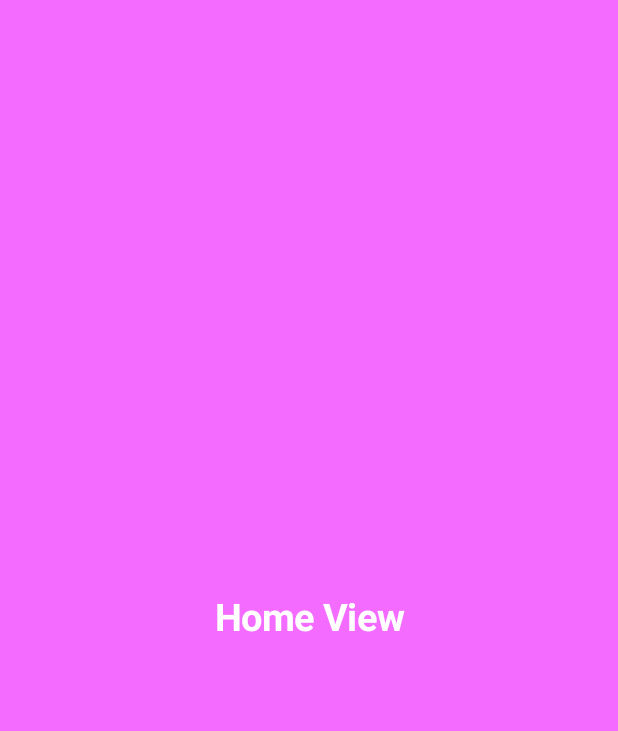
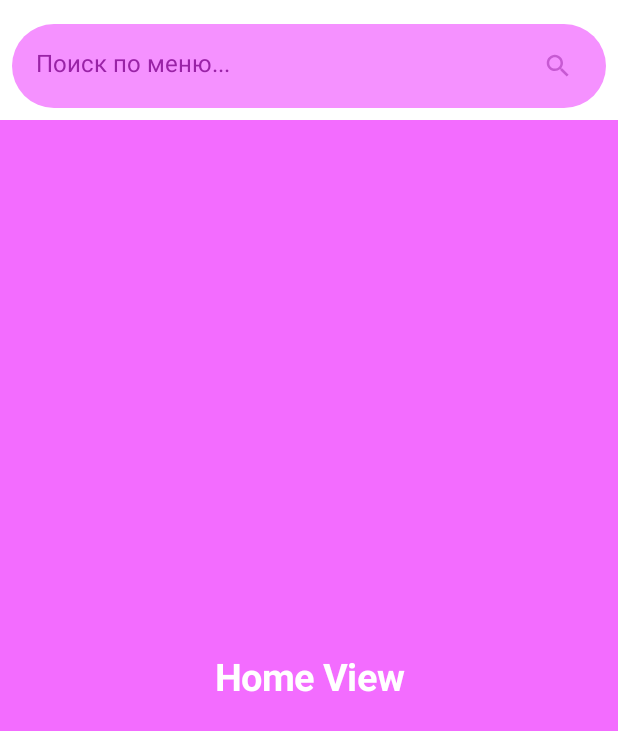
Before and after one commit to Vexrina/MAD_WS_P, an Android app built with Jetpack Compose: the composable HomeScreen shown on its own in the app's theme, on a phone screen of 412 x 824 dp. Shown: the top 731 px of the screen. Run offline under Robolectric (Android 15) with nearby library versions, the phone set to English and light mode, and no system bars; our stand-ins replace Dagger/Hilt's generated code.

Commit message:
Added search View

```diff
--- /dev/null
+++ b/shushufood/app/src/main/java/com/example/shushufood/ui/components/TextSearch.kt
@@ -0,0 +1,68 @@
+package com.example.shushufood.ui.components
+
+import android.graphics.drawable.Icon
+import androidx.compose.foundation.shape.RoundedCornerShape
+import androidx.compose.material.Text
+import androidx.compose.foundation.Image
+import androidx.compose.foundation.layout.padding
+import androidx.compose.material.Icon
+
+import androidx.compose.material.TextField
+import androidx.compose.material.TextFieldDefaults
+import androidx.compose.material.icons.Icons
+import androidx.compose.material.icons.filled.Search
+import androidx.compose.runtime.Composable
+import androidx.compose.ui.Modifier
+import androidx.compose.ui.graphics.Color
+import androidx.compose.ui.res.painterResource
+import androidx.compose.ui.text.Placeholder
+import androidx.compose.ui.text.TextStyle
+import androidx.compose.ui.text.input.TextFieldValue
+import androidx.compose.ui.tooling.preview.Preview
+import androidx.compose.ui.unit.dp
+import androidx.compose.ui.unit.sp
+import androidx.lifecycle.MutableLiveData
+import com.example.shushufood.R
+import com.example.shushufood.ui.theme.AppTheme
+import com.example.shushufood.ui.theme.Inika
+
+@Composable
+fun TextSearch(
+    query: String,
+    onQueryChange: (String) -> Unit,
+    modifier: Modifier = Modifier,
+    placeholder: String,
+){
+    TextField(
+        value =query,
+        onValueChange = onQueryChange,
+        placeholder = {
+            Text(
+                text = placeholder,
+                fontFamily = Inika,
+                style = TextStyle(
+                    color = AppTheme.colors.primaryTextColor,
+                    fontSize = 16.sp
+                )
+
+            )
+        },
+        modifier = modifier,
+        shape = RoundedCornerShape(100 ),
+        trailingIcon = {
+            Icon(
+                painter = painterResource(id = R.drawable.ic_search),
+                contentDescription = "search",
+                modifier = Modifier.padding(top = 8.dp, bottom = 8.dp, end = 16.dp),
+                tint = AppTheme.colors.searchIconColor,
+            )
+        },
+        colors = TextFieldDefaults.textFieldColors(
+            focusedIndicatorColor = Color.Transparent,
+            disabledIndicatorColor = Color.Transparent,
+            unfocusedIndicatorColor = Color.Transparent,
+            backgroundColor = AppTheme.colors.searchBarColor,
+            textColor = AppTheme.colors.primaryTextColor
+        )
+    )
+}
--- a/shushufood/app/src/main/java/com/example/shushufood/ui/screens/ContentScreen.kt
+++ b/shushufood/app/src/main/java/com/example/shushufood/ui/screens/ContentScreen.kt
@@ -1,9 +1,7 @@
 package com.example.shushufood.ui.screens
 
 import androidx.compose.foundation.background
-import androidx.compose.foundation.layout.Column
-import androidx.compose.foundation.layout.fillMaxSize
-import androidx.compose.foundation.layout.wrapContentSize
+import androidx.compose.foundation.layout.*
 import androidx.compose.foundation.lazy.LazyColumn
 import androidx.compose.material.Text
 import androidx.compose.runtime.Composable
@@ -13,25 +11,42 @@ import androidx.compose.ui.graphics.Color
 import androidx.compose.ui.res.colorResource
 import androidx.compose.ui.text.font.FontWeight
 import androidx.compose.ui.text.style.TextAlign
+import androidx.compose.ui.unit.dp
 import androidx.compose.ui.unit.sp
+import com.example.shushufood.ui.components.TextSearch
 import com.example.shushufood.ui.theme.AppTheme
 
 @Composable
 fun HomeScreen() {
-    Column(
+    Column {
+        TextSearch(
+            query = "",
+            onQueryChange = {},
+            placeholder = "Поиск по меню...",
+            modifier = Modifier
+                .padding(start = 8.dp, end = 8.dp, top = 16.dp, bottom = 8.dp)
+                .fillMaxWidth()
+        )
+
+        LazyColumn(
             modifier = Modifier
                 .fillMaxSize()
                 .background(AppTheme.colors.primaryBackground)
                 .wrapContentSize(Alignment.Center)
         ) {
+
+
+            item {
                 Text(
                     text = "Home View",
                     fontWeight = FontWeight.Bold,
                     color = Color.White,
-            modifier = Modifier.align(Alignment.CenterHorizontally),
+//                modifier = Modifier.align(Alignment.CenterHorizontally),
                     textAlign = TextAlign.Center,
                     fontSize = 25.sp
                 )
+            }
+        }
     }
 }
 
--- a/shushufood/app/src/main/java/com/example/shushufood/ui/screens/login/LoginViewModel.kt
+++ b/shushufood/app/src/main/java/com/example/shushufood/ui/screens/login/LoginViewModel.kt
@@ -63,7 +63,7 @@ class LoginViewModel @Inject constructor(): ViewModel(), EventHandler<LoginEvent
     private fun loginClicked(){
         viewModelScope.launch(Dispatchers.IO){
             _viewState.postValue(_viewState.value?.copy(isProgress = true))
-            delay(3000)
+            //delay(3000)
             _viewState.postValue(_viewState.value?.copy(isProgress = false, loginAction = LoginAction.OpenDashBoard("qwerty")))
 
         }
--- /dev/null
+++ b/shushufood/app/src/main/java/com/example/shushufood/ui/screens/menu_search/models/SearchEvent.kt
@@ -0,0 +1,5 @@
+package com.example.shushufood.ui.screens.menu_search.models
+
+sealed class SearchEvent {
+    data class QueryChanged(val value: String) : SearchEvent()
+}
--- a/shushufood/app/src/main/java/com/example/shushufood/ui/screens/splash/SplashScreen.kt
+++ b/shushufood/app/src/main/java/com/example/shushufood/ui/screens/splash/SplashScreen.kt
@@ -21,9 +21,8 @@ fun SplashScreen(navController: NavController){
             modifier = Modifier
                 .fillMaxSize()
         )
-
-    Thread.sleep(3000)
+    //Thread.sleep(3000)
    LaunchedEffect(key1 = Unit, block ={
-        navController.navigate(NavigationTree.Login.name)
+        navController.navigate(NavigationTree.Login.name)//Main to Login when finish
     })
 }
--- a/shushufood/app/src/main/java/com/example/shushufood/ui/theme/Color.kt
+++ b/shushufood/app/src/main/java/com/example/shushufood/ui/theme/Color.kt
@@ -9,8 +9,10 @@ data class Colors(
     val primaryTextColor: Color,
     val systemButtonsColor: Color,
     val eclipseIndicatorColor1: Color,
+    val searchIconColor: Color,
     val eclipseIndicatorColor2: Color,
-    val actionTextColor: Color
+    val actionTextColor: Color,
+    val searchBarColor: Color,
 )
 
 val lightPalette = Colors(
@@ -18,6 +20,8 @@ val lightPalette = Colors(
     secondaryBackground = Color(0xffF7AEFF),
     systemButtonsColor = Color(0xFF000000),
     primaryTextColor = Color(0xFF9923A6),
+    searchIconColor = Color(0x809923A6),
+    searchBarColor = Color(0xffF591FF),
     headerTextColor = Color(0xFFF16CFF),
     eclipseIndicatorColor2 = Color(0xFFB76DBF),
     eclipseIndicatorColor1 = Color(0xFFF7AEFF),
--- /dev/null
+++ b/shushufood/app/src/main/res/drawable/ic_search.xml
@@ -0,0 +1,5 @@
+<vector android:height="20dp" android:tint="#000000"
+    android:viewportHeight="24" android:viewportWidth="24"
+    android:width="20dp" xmlns:android="http://schemas.android.com/apk/res/android">
+    <path android:fillColor="@android:color/white" android:pathData="M15.5,14h-0.79l-0.28,-0.27C15.41,12.59 16,11.11 16,9.5 16,5.91 13.09,3 9.5,3S3,5.91 3,9.5 5.91,16 9.5,16c1.61,0 3.09,-0.59 4.23,-1.57l0.27,0.28v0.79l5,4.99L20.49,19l-4.99,-5zM9.5,14C7.01,14 5,11.99 5,9.5S7.01,5 9.5,5 14,7.01 14,9.5 11.99,14 9.5,14z"/>
+</vector>
--- a/shushufood/app/src/main/res/values/strings.xml
+++ b/shushufood/app/src/main/res/values/strings.xml
@@ -17,4 +17,5 @@
     <string name="full_name_hint">Full Name</string>
     <string name="action_cancel">Cancel</string>
     <string name="action_register">Register Now!</string>
+    <string name="request">What\'s your request?</string>
 </resources>
```
Also changed, not shown: shushufood/app/src/main/java/com/example/shushufood/MainActivity.kt (+2 -68 lines), shushufood/app/src/main/java/com/example/shushufood/ui/components/Bars.kt (added, +96 -0 lines), shushufood/app/src/main/java/com/example/shushufood/ui/components/DTextField.kt (+5 -4 lines), shushufood/app/src/main/java/com/example/shushufood/ui/screens/MainScreen.kt (+23 -13 lines), shushufood/app/src/main/java/com/example/shushufood/ui/screens/menu_search/SearchViewModel.kt (added, +150 -0 lines), shushufood/app/src/main/java/com/example/shushufood/ui/screens/menu_search/models/SearchViewState.kt (added, +13 -0 lines). Lines whose indentation alone changed are shown as unchanged.
